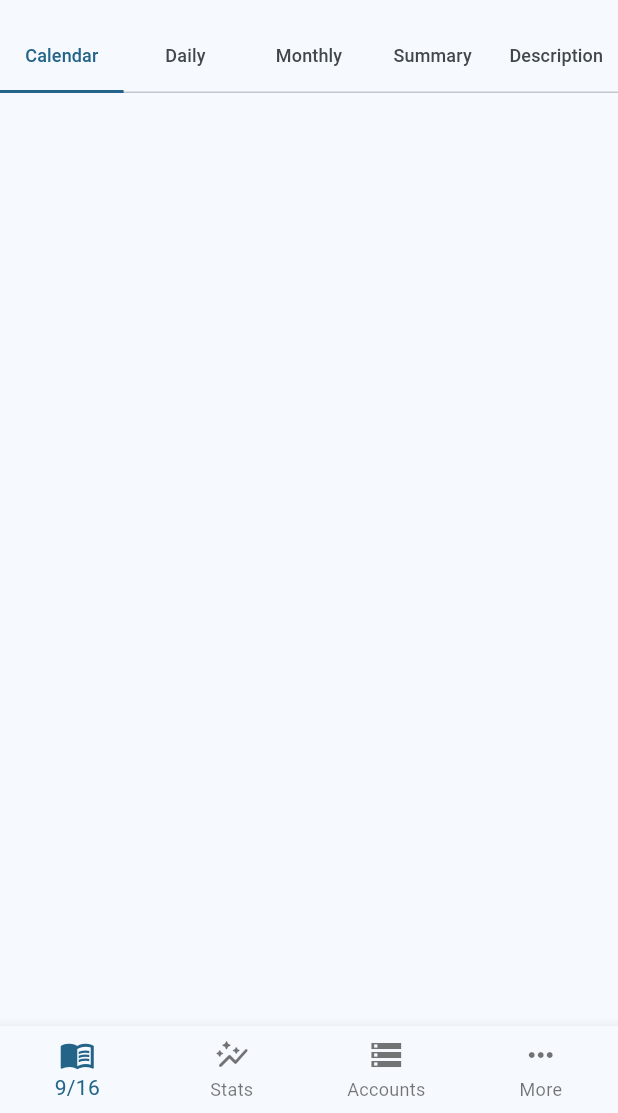
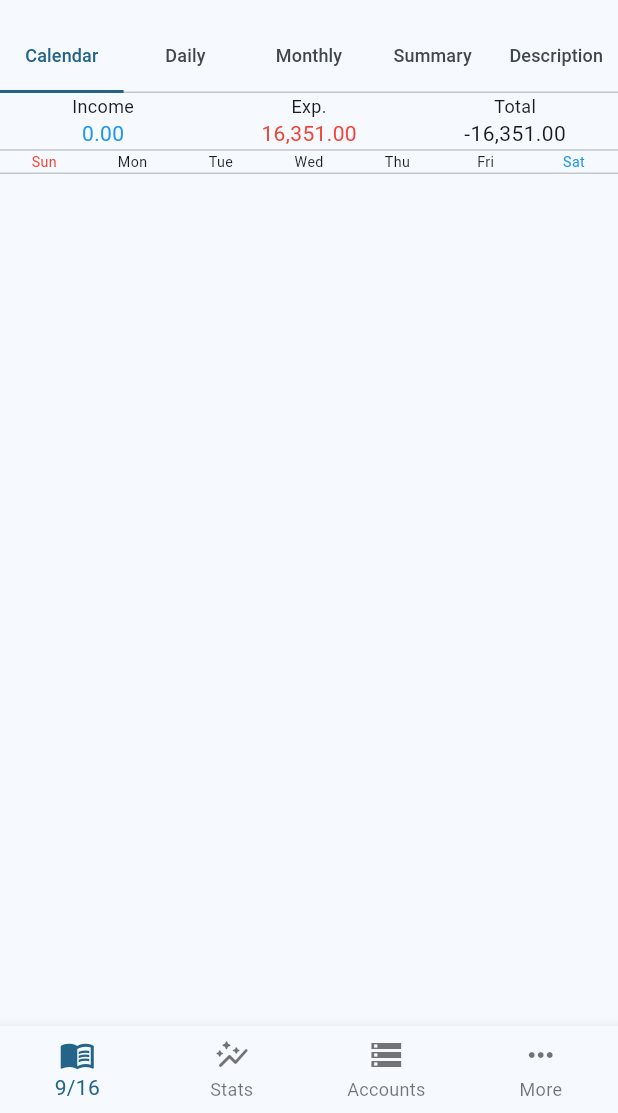
Before and after one commit to b4ltz/expense_tracker, a Flutter app: the screen it shows after launch, on a phone screen of 412 x 824 dp, the part 123-1236 px from its top. Run offline on Flutter 3.47's test engine with Material 3 defaults, Android fonts, the phone set to English and light mode, and no system bars; our stand-ins replace bloc, flutter_bloc, google_fonts.

Commit message:
calendar initial ui

```diff
--- a/lib/src/features/landing/presentation/landing.dart
+++ b/lib/src/features/landing/presentation/landing.dart
@@ -1,3 +1,4 @@
+import 'package:expense_tracker/src/features/landing/presentation/widgets/calendar/calendar.dart';
 import 'package:expense_tracker/src/features/landing/presentation/widgets/top_navigation.dart';
 import 'package:flutter/material.dart';
 
@@ -21,14 +22,13 @@ class _LandingPageState extends State<LandingPage>
   Widget build(BuildContext context) {
     return Column(
       children: [
-         TransAppBar(tabController: _tabController,),
-
+        TransAppBar(tabController: _tabController),
         Container(),
         Expanded(
           child: TabBarView(
             controller: _tabController,
             children: [
-              Container(),
+              const Calendar(),
               Container(),
               Container(),
               Container(),
--- /dev/null
+++ b/lib/src/features/landing/presentation/widgets/calendar/calendar.dart
@@ -0,0 +1,42 @@
+import 'package:flutter/material.dart';
+
+class Calendar extends StatelessWidget {
+  const Calendar({super.key});
+
+  @override
+  Widget build(BuildContext context) {
+    const List<String> kWeekDays = [
+      'Sun',
+      'Mon',
+      'Tue',
+      'Wed',
+      'Thu',
+      'Fri',
+      'Sat'
+    ];
+    return Column(
+      children: [
+        Row(
+          children: kWeekDays
+              .map(
+                (e) => Expanded(
+                  child: Center(
+                      child: Text(
+                    e,
+                    style: TextStyle(
+                        fontSize: 9.5,
+                        color: e == 'Sun'
+                            ? Colors.red
+                            : e == 'Sat'
+                                ? Colors.blue
+                                : null),
+                  )),
+                ),
+              )
+              .toList(),
+        ),
+        const Divider(height: 1),
+      ],
+    );
+  }
+}
--- a/lib/src/features/landing/presentation/widgets/top_navigation.dart
+++ b/lib/src/features/landing/presentation/widgets/top_navigation.dart
@@ -58,7 +58,57 @@ class TransAppBar extends StatelessWidget {
             Tab(child: Text('Summary')),
             Tab(child: Text('Description')),
           ],
-        )
+        ),
+        const Row(
+          children: [
+            Expanded(
+              child: Column(
+                mainAxisAlignment: MainAxisAlignment.center,
+                children: [
+                  Text(
+                    'Income',
+                    style: TextStyle(fontSize: 12),
+                  ),
+                  Text(
+                    '0.00',
+                    style: TextStyle(fontSize: 14, color: Colors.blue),
+                  ),
+                ],
+              ),
+            ),
+            Expanded(
+              child: Column(
+                mainAxisAlignment: MainAxisAlignment.center,
+                children: [
+                  Text(
+                    'Exp.',
+                    style: TextStyle(fontSize: 12),
+                  ),
+                  Text(
+                    '16,351.00',
+                    style: TextStyle(fontSize: 14, color: Colors.red),
+                  ),
+                ],
+              ),
+            ),
+            Expanded(
+              child: Column(
+                mainAxisAlignment: MainAxisAlignment.center,
+                children: [
+                  Text(
+                    'Total',
+                    style: TextStyle(fontSize: 12),
+                  ),
+                  Text(
+                    '-16,351.00',
+                    style: TextStyle(fontSize: 14),
+                  ),
+                ],
+              ),
+            ),
+          ],
+        ),
+        const Divider(height: 2,),
       ],
     );
   }
```
